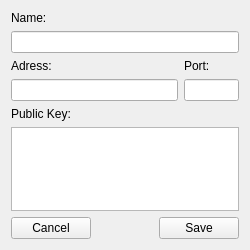
Before: the Qt Designer form src/editcontactwindow.ui in thomas-picariello/SDTP, drawn with Qt 5.
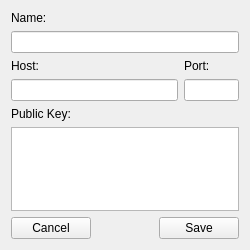
After: the same form once the commit is applied.

Diff of the .ui file:
```diff
--- a/src/editcontactwindow.ui
+++ b/src/editcontactwindow.ui
@@ -32,7 +32,7 @@
      <item>
       <widget class="QLabel" name="label_2">
        <property name="text">
-        <string>Adress:</string>
+        <string>Host:</string>
        </property>
       </widget>
      </item>
```
Left out of the diff: 2 changed lines with no effect on the pictures.
